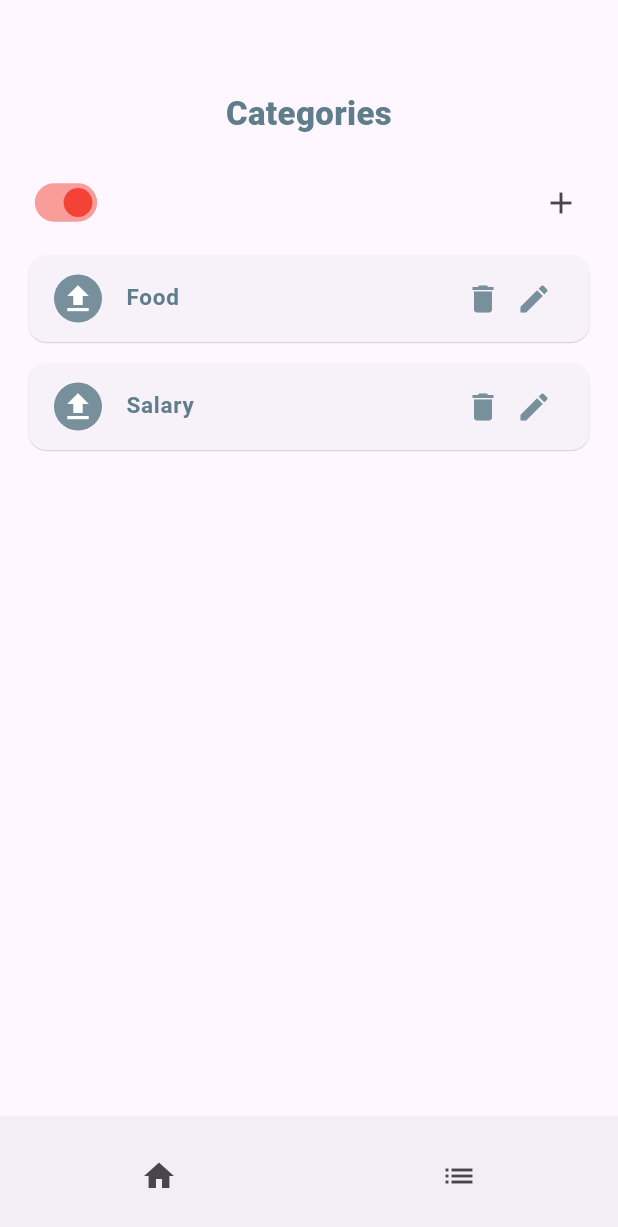
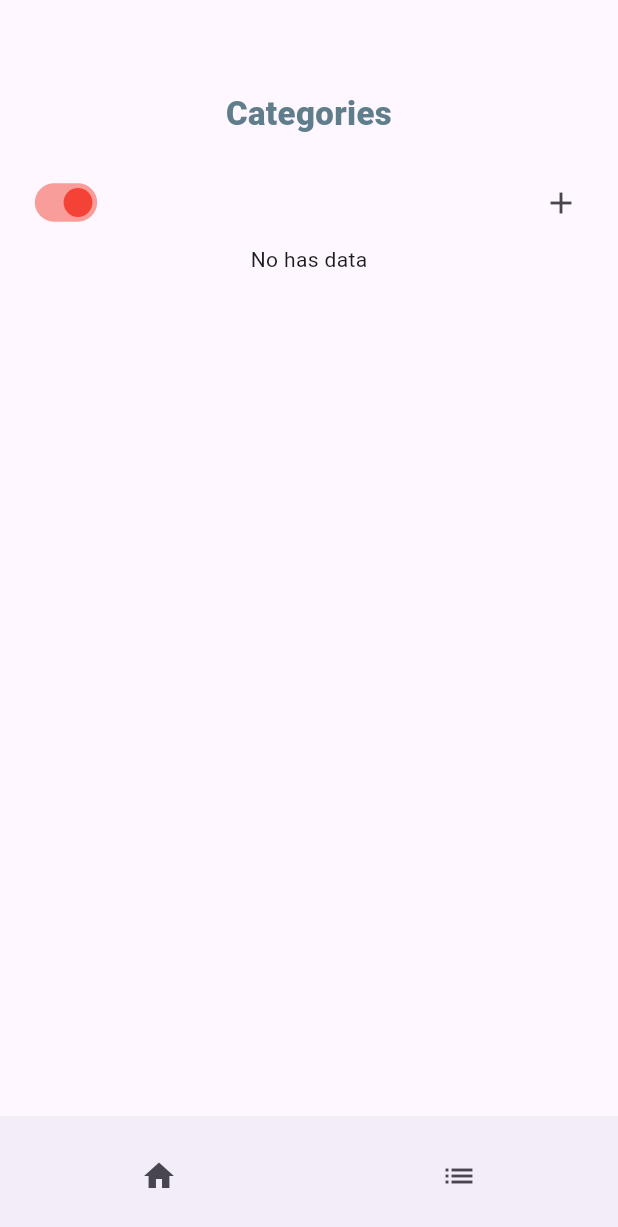
Before and after one commit to dzarurizkyy/budgetly-app, a Flutter app: the screen it shows after launch, after a tap on the "list" icon, on a phone screen of 412 x 824 dp. Shown: the top 1227 px of the screen. Run offline on Flutter 3.47's test engine with Material 3 defaults, Android fonts, the phone set to English and light mode, and no system bars; our stand-ins replace drift; missing offline and left inert: calendar_appbar; accounts and stored records are empty; generated files the repository leaves out were written again.

Commit message:
finish phase 5 : CRUD category

```diff
--- a/lib/models/database.dart
+++ b/lib/models/database.dart
@@ -14,6 +14,20 @@ class AppDatabase extends _$AppDatabase {
 
   @override
   int get schemaVersion => 1;
+
+  Future<List<Category>> getAllCategory(int type) async {
+    return await (select(categories)..where((tbl) => tbl.type.equals(type)))
+        .get();
+  }
+
+  Future updateCategoryRepo(int id, String name) async {
+    return await (update(categories)..where((tbl) => tbl.id.equals(id)))
+        .write(CategoriesCompanion(name: Value(name)));
+  }
+
+  Future deleteCategoryRepo(int id) async {
+    return (delete(categories)..where((tbl) => tbl.id.equals(id))).go();
+  }
 }
 
 LazyDatabase _openConnection() {
--- a/lib/pages/category_page.dart
+++ b/lib/pages/category_page.dart
@@ -1,4 +1,5 @@
 import 'package:flutter/material.dart';
+import 'package:expenses_tracker_app/models/database.dart';
 
 class CategoryPage extends StatefulWidget {
   const CategoryPage({super.key});
@@ -9,7 +10,30 @@ class CategoryPage extends StatefulWidget {
 
 class _CategoryPageState extends State<CategoryPage> {
   bool isExpense = true;
-  void openDialog() {
+  int type = 2;
+  final AppDatabase database = AppDatabase();
+  TextEditingController categoryNameController = TextEditingController();
+
+  Future insert(String name, int type) async {
+    DateTime now = DateTime.now();
+    await database.into(database.categories).insertReturning(
+        CategoriesCompanion.insert(
+            name: name, type: type, createdAt: now, updatedAt: now));
+  }
+
+  Future update(int categoryId, String newName) async {
+    return await database.updateCategoryRepo(categoryId, newName);
+  }
+
+  Future<List<Category>> getAllCategory(int type) async {
+    return await database.getAllCategory(type);
+  }
+
+  void openDialog(Category? category) {
+    if (category != null) {
+      categoryNameController.text = category.name;
+    }
+
     showDialog(
         context: context,
         builder: (BuildContext context) {
@@ -23,7 +47,7 @@ class _CategoryPageState extends State<CategoryPage> {
                   child: Center(
                       child: Column(children: [
                     Text(
-                      "Add Category",
+                      "${category == null ? "Add" : "Edit"} ${isExpense == true ? "Expense" : "Income"}",
                       style: TextStyle(
                           fontSize: 18,
                           fontWeight: FontWeight.w800,
@@ -31,13 +55,25 @@ class _CategoryPageState extends State<CategoryPage> {
                     ),
                     SizedBox(height: 15),
                     TextFormField(
+                        controller: categoryNameController,
                         decoration: InputDecoration(
                             border: OutlineInputBorder(), hintText: "Name")),
                     SizedBox(height: 15),
                     ElevatedButton(
                         style: ElevatedButton.styleFrom(
                             backgroundColor: Colors.blueGrey),
-                        onPressed: () {},
+                        onPressed: () {
+                          if (category == null) {
+                            insert(
+                                categoryNameController.text, isExpense ? 2 : 1);
+                          } else {
+                            update(category.id, categoryNameController.text);
+                          }
+                          Navigator.of(context, rootNavigator: true)
+                              .pop("dialog");
+                          setState(() {});
+                          categoryNameController.clear();
+                        },
                         child: Text(
                           "Save",
                           style: TextStyle(color: Colors.white),
@@ -70,6 +106,7 @@ class _CategoryPageState extends State<CategoryPage> {
                     onChanged: (bool value) {
                       setState(() {
                         isExpense = value;
+                        type = value ? 2 : 1;
                       });
                     },
                     inactiveTrackColor: Colors.green[200],
@@ -79,15 +116,28 @@ class _CategoryPageState extends State<CategoryPage> {
                 ),
                 IconButton(
                     onPressed: () {
-                      openDialog();
+                      openDialog(null);
                     },
                     icon: Icon(Icons.add))
               ],
             ),
           ),
         ),
-        Padding(
-          padding: EdgeInsets.symmetric(horizontal: 15, vertical: 3),
+        FutureBuilder<List<Category>>(
+          future: getAllCategory(type),
+          builder: (context, snapshot) {
+            if (snapshot.connectionState == ConnectionState.waiting) {
+              return Center(child: CircularProgressIndicator());
+            } else {
+              if (snapshot.hasData) {
+                if (snapshot.data!.isNotEmpty) {
+                  return ListView.builder(
+                      shrinkWrap: true,
+                      itemCount: snapshot.data!.length,
+                      itemBuilder: (context, index) {
+                        return Padding(
+                          padding:
+                              EdgeInsets.symmetric(horizontal: 15, vertical: 3),
                           child: Card(
                             elevation: 0.3,
                             child: Padding(
@@ -108,7 +158,7 @@ class _CategoryPageState extends State<CategoryPage> {
                                           color: Colors.white,
                                         ),
                                 ),
-                title: Text("Food",
+                                title: Text(snapshot.data![index].name,
                                     style: TextStyle(
                                         fontWeight: FontWeight.w700,
                                         color: Colors.blueGrey,
@@ -116,70 +166,45 @@ class _CategoryPageState extends State<CategoryPage> {
                                 trailing: Row(
                                   mainAxisSize: MainAxisSize.min,
                                   children: [
-                    Icon(
+                                    IconButton(
+                                      icon: Icon(
                                         Icons.delete,
-                      color: Colors.blueGrey[400],
+                                        color: Colors.blueGrey,
+                                      ),
+                                      onPressed: () {
+                                        database.deleteCategoryRepo(
+                                            snapshot.data![index].id);
+                                        setState(() {});
+                                      },
                                     ),
                                     SizedBox(
                                       width: 10,
                                     ),
-                    Icon(
+                                    IconButton(
+                                      icon: Icon(
                                         Icons.edit,
-                      color: Colors.blueGrey[400],
+                                        color: Colors.blueGrey,
+                                      ),
+                                      onPressed: () {
+                                        openDialog(snapshot.data![index]);
+                                      },
                                     )
                                   ],
                                 ),
                               ),
                             ),
                           ),
+                        );
+                      });
+                } else {
+                  return Center(child: Text("No has data"));
+                }
+              } else {
+                return Center(child: Text("No has data"));
+              }
+            }
+          },
         ),
-        Padding(
-          padding: EdgeInsets.symmetric(horizontal: 15, vertical: 3),
-          child: Card(
-            elevation: 0.3,
-            child: Padding(
-              padding: const EdgeInsets.all(1),
-              child: ListTile(
-                leading: Container(
-                  padding: EdgeInsets.all(4),
-                  decoration: BoxDecoration(
-                      color: Colors.blueGrey[400],
-                      borderRadius: BorderRadius.circular(20)),
-                  child: (isExpense == true)
-                      ? Icon(
-                          Icons.upload,
-                          color: Colors.white,
-                        )
-                      : Icon(
-                          Icons.download,
-                          color: Colors.white,
-                        ),
-                ),
-                title: Text("Salary",
-                    style: TextStyle(
-                        fontWeight: FontWeight.w700,
-                        color: Colors.blueGrey,
-                        fontSize: 15)),
-                trailing: Row(
-                  mainAxisSize: MainAxisSize.min,
-                  children: [
-                    Icon(
-                      Icons.delete,
-                      color: Colors.blueGrey[400],
-                    ),
-                    SizedBox(
-                      width: 10,
-                    ),
-                    Icon(
-                      Icons.edit,
-                      color: Colors.blueGrey[400],
-                    )
-                  ],
-                ),
-              ),
-            ),
-          ),
-        )
       ],
     ));
   }
```
Lines whose indentation alone changed are shown as unchanged.
